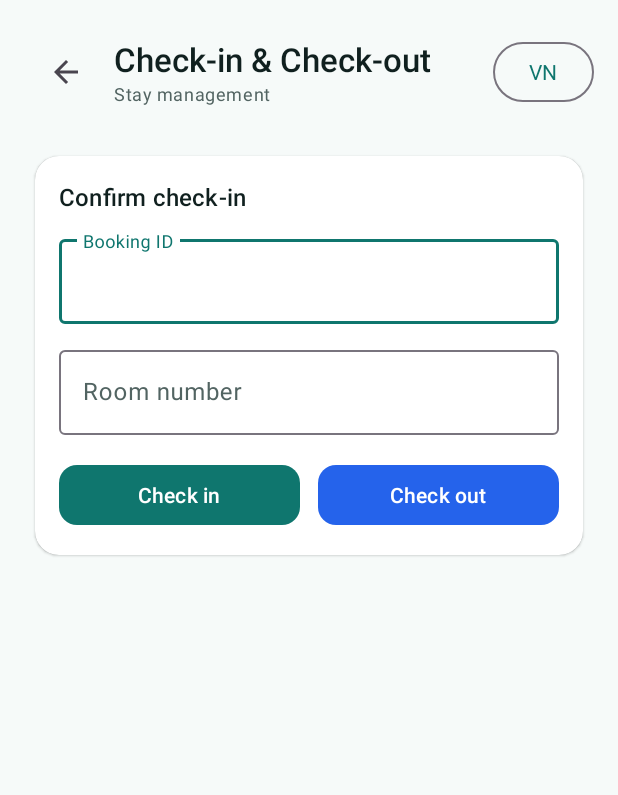
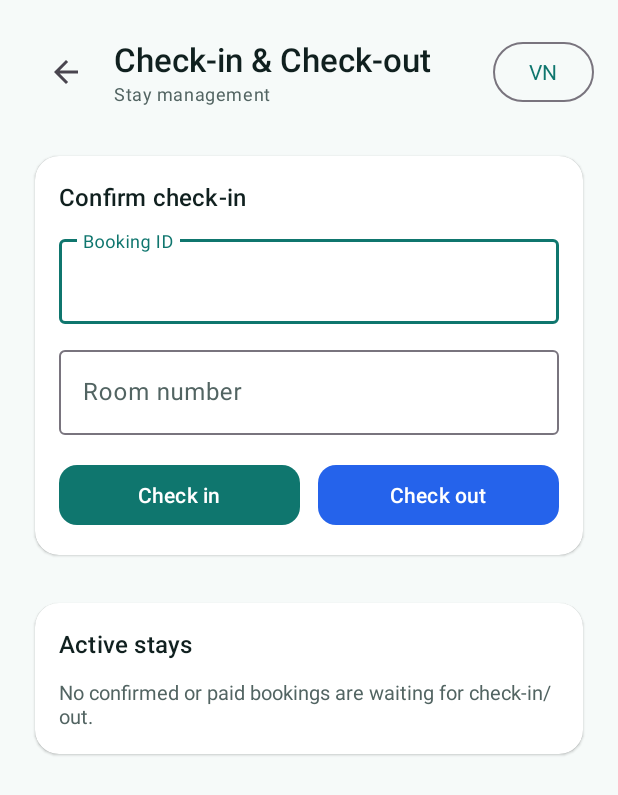
Before and after one commit to jerrylemin/HotelGo_ChuaBietTen, an Android app: the CheckInOutActivity screen opened directly, with no data from a screen before it, on a phone screen of 412 x 824 dp. Shown: the top 795 px of the screen. Run offline under Robolectric (Android 15) with nearby library versions, the light colour scheme and no system bars; 1 statement that could not run was skipped.

Commit message:
feat: add checkin checkout

```diff
--- a/app/src/main/java/com/example/hotelapp_test2/data/model/Models.kt
+++ b/app/src/main/java/com/example/hotelapp_test2/data/model/Models.kt
@@ -96,6 +96,8 @@ data class Booking(
     val status: String = "pending",
     val total: Double = 0.0,
     val addOns: List<String> = emptyList(),
+    val actualCheckInAt: Long = 0L,
+    val actualCheckOutAt: Long = 0L,
     val createdAt: Long = 0L
 )
 
--- a/app/src/main/res/layout/activity_check_in_out.xml
+++ b/app/src/main/res/layout/activity_check_in_out.xml
@@ -95,6 +95,41 @@
                     </LinearLayout>
                 </LinearLayout>
             </com.google.android.material.card.MaterialCardView>
+
+            <com.google.android.material.card.MaterialCardView
+                style="@style/Widget.Hotel.Card"
+                android:layout_width="match_parent"
+                android:layout_height="wrap_content"
+                android:layout_marginTop="@dimen/space_m">
+
+                <LinearLayout
+                    android:layout_width="match_parent"
+                    android:layout_height="wrap_content"
+                    android:orientation="vertical"
+                    android:padding="@dimen/space_m">
+
+                    <TextView
+                        style="@style/TextAppearance.Hotel.SectionTitle"
+                        android:layout_width="wrap_content"
+                        android:layout_height="wrap_content"
+                        android:text="@string/checkin_active_title" />
+
+                    <TextView
+                        android:id="@+id/checkInEmptyText"
+                        android:layout_width="match_parent"
+                        android:layout_height="wrap_content"
+                        android:layout_marginTop="@dimen/space_s"
+                        android:text="@string/checkin_empty"
+                        android:textColor="@color/text_secondary"
+                        android:textSize="13sp" />
+
+                    <LinearLayout
+                        android:id="@+id/checkInListContainer"
+                        android:layout_width="match_parent"
+                        android:layout_height="wrap_content"
+                        android:orientation="vertical" />
+                </LinearLayout>
+            </com.google.android.material.card.MaterialCardView>
         </LinearLayout>
     </androidx.core.widget.NestedScrollView>
 </LinearLayout>
--- a/app/src/main/res/values/strings.xml
+++ b/app/src/main/res/values/strings.xml
@@ -234,6 +234,10 @@
     <string name="checkin_room_code_hint">Room number</string>
     <string name="checkin_button">Check in</string>
     <string name="checkout_button">Check out</string>
+    <string name="checkin_active_title">Active stays</string>
+    <string name="checkin_empty">No confirmed or paid bookings are waiting for check-in/out.</string>
+    <string name="checkin_overdue_warning">OVERDUE CHECK-OUT</string>
+    <string name="checkin_booking_item">Booking: %1$s\nRoom: %2$s\nCheck-in: %3$s\nCheck-out: %4$s\nStatus: %5$s\n%6$s</string>
 
     <string name="filter_room_type_title">Filter by room type</string>
     <string name="filter_price_title">Sort by price</string>
```
Also changed, not shown: app/src/main/java/com/example/hotelapp_test2/data/SupabaseRepository.kt (+21 -1 lines), app/src/main/java/com/example/hotelapp_test2/ui/features/CheckInOutActivity.kt (+98 -26 lines), 1 other file.
